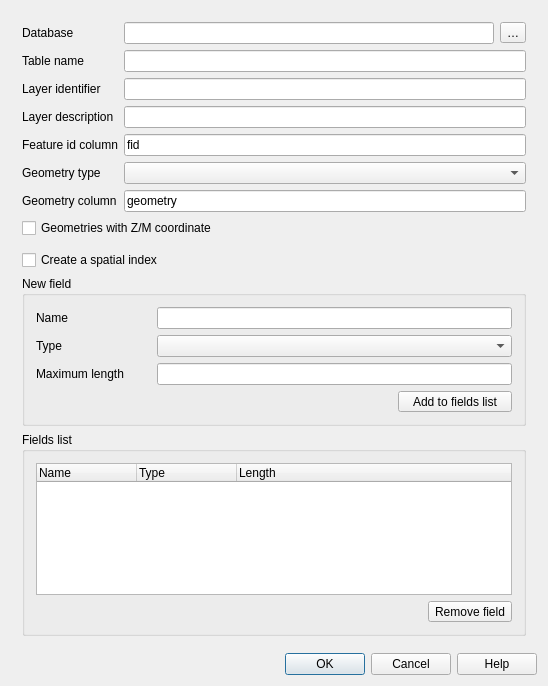
Before: the Qt Designer form src/ui/qgsnewgeopackagelayerdialogbase.ui in nouanda/QGIS, drawn with Qt 5.
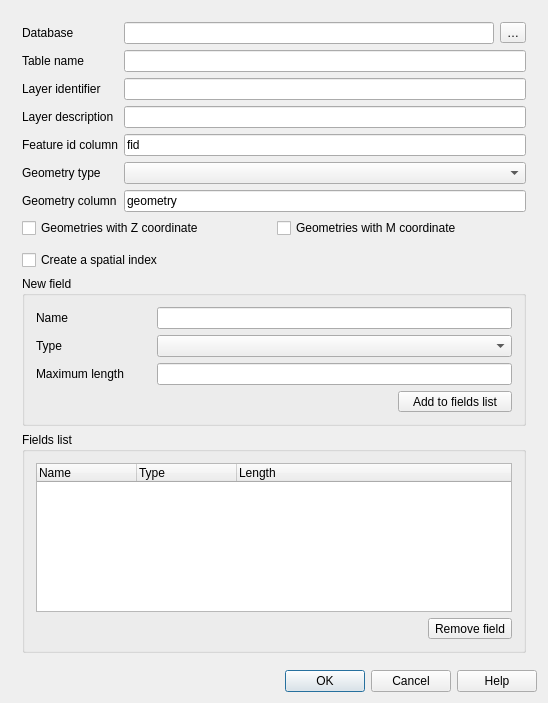
After: the same form once the commit is applied. Icons and pictures are not drawn. Custom widgets are drawn as their Qt base class.

Commit message: Split Z/M checkbox into 2 checkboxes.

Patch:
```diff
--- a/src/ui/qgsnewgeopackagelayerdialogbase.ui
+++ b/src/ui/qgsnewgeopackagelayerdialogbase.ui
@@ -7,7 +7,7 @@
     <x>0</x>
     <y>0</y>
     <width>548</width>
-    <height>686</height>
+    <height>703</height>
    </rect>
   </property>
   <property name="sizePolicy">
@@ -62,11 +62,11 @@
         <x>0</x>
         <y>0</y>
         <width>514</width>
-        <height>644</height>
+        <height>663</height>
        </rect>
       </property>
       <layout class="QGridLayout" name="gridLayout_5">
-       <item row="5" column="0">
+       <item row="9" column="0">
         <widget class="QCheckBox" name="mCheckBoxCreateSpatialIndex">
          <property name="toolTip">
           <string>Add an integer id field as the primary key for the new layer</string>
@@ -79,7 +79,7 @@
        <item row="0" column="0">
         <layout class="QHBoxLayout" name="horizontalLayout_6"/>
        </item>
-       <item row="6" column="0">
+       <item row="10" column="0">
         <widget class="QGroupBox" name="groupBox_3">
          <property name="title">
           <string>New field</string>
@@ -342,7 +342,7 @@
          </item>
         </layout>
        </item>
-       <item row="7" column="0">
+       <item row="11" column="0">
         <widget class="QGroupBox" name="groupBox_2">
          <property name="title">
           <string>Fields list</string>
@@ -421,19 +421,30 @@
          </layout>
         </widget>
        </item>
-       <item row="3" column="0">
-        <widget class="QgsProjectionSelectionWidget" name="mCrsSelector" native="true">
+       <item row="7" column="0">
+        <widget class="QgsProjectionSelectionWidget" name="mCrsSelector">
          <property name="focusPolicy">
           <enum>Qt::StrongFocus</enum>
          </property>
         </widget>
        </item>
-       <item row="2" column="0">
-        <widget class="QCheckBox" name="mGeometryWithZCheckBox">
-         <property name="text">
-          <string>Geometries with Z/M coordinate</string>
-         </property>
-        </widget>
+       <item row="3" column="0">
+        <layout class="QHBoxLayout" name="hZMLayout">
+         <item>
+          <widget class="QCheckBox" name="mGeometryWithZCheckBox">
+           <property name="text">
+            <string>Geometries with Z coordinate</string>
+           </property>
+          </widget>
+         </item>
+         <item>
+          <widget class="QCheckBox" name="mGeometryWithMCheckBox">
+           <property name="text">
+            <string>Geometries with M coordinate</string>
+           </property>
+          </widget>
+         </item>
+        </layout>
        </item>
       </layout>
      </widget>
@@ -443,18 +454,18 @@
  </widget>
  <layoutdefault spacing="6" margin="11"/>
  <customwidgets>
-  <customwidget>
-   <class>QgsScrollArea</class>
-   <extends>QScrollArea</extends>
-   <header>qgsscrollarea.h</header>
-   <container>1</container>
-  </customwidget>
   <customwidget>
    <class>QgsProjectionSelectionWidget</class>
    <extends>QWidget</extends>
    <header>qgsprojectionselectionwidget.h</header>
    <container>1</container>
   </customwidget>
+  <customwidget>
+   <class>QgsScrollArea</class>
+   <extends>QScrollArea</extends>
+   <header>qgsscrollarea.h</header>
+   <container>1</container>
+  </customwidget>
  </customwidgets>
  <tabstops>
   <tabstop>scrollArea</tabstop>
```
The commit also changes 1 other file.
